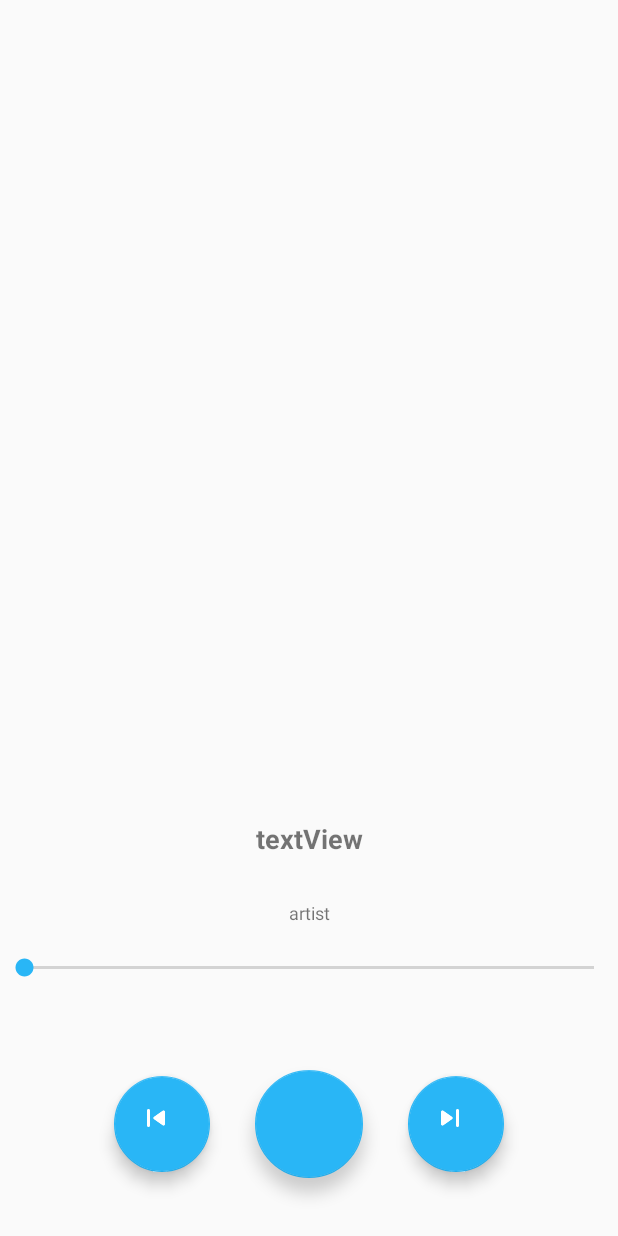
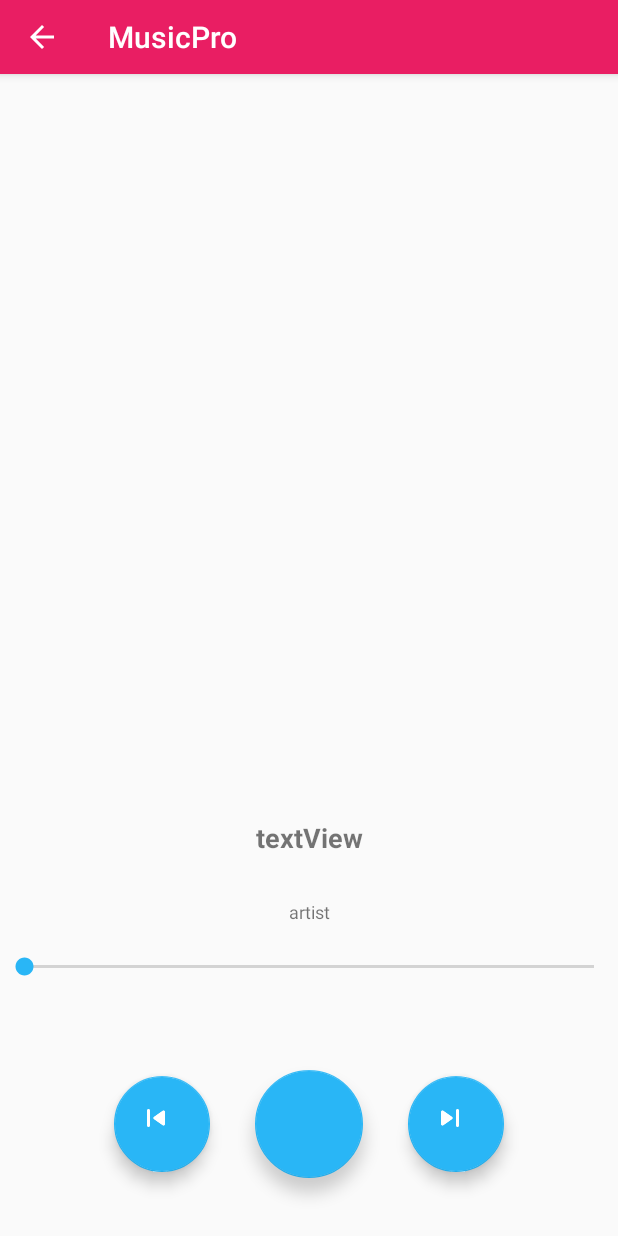
Before and after one commit to sshun04/MusicPro, an Android app: the MediaSessionPlayActivity screen opened directly, with no data from a screen before it, on a phone screen of 412 x 824 dp. Run offline under Robolectric (Android 15) with nearby library versions, the phone set to English and light mode, and no system bars; network calls fail.

Commit message:
リファクタリング

```diff
--- a/app/src/main/java/com/shojishunsuke/musicpro/actvity/MediaSessionPlayActivity.java
+++ b/app/src/main/java/com/shojishunsuke/musicpro/actvity/MediaSessionPlayActivity.java
@@ -11,12 +11,14 @@ import android.support.v4.media.MediaBrowserCompat;
 import android.support.v4.media.MediaMetadataCompat;
 import android.support.v4.media.session.MediaControllerCompat;
 import android.support.v4.media.session.PlaybackStateCompat;
+import android.support.v7.app.ActionBar;
 import android.support.v7.app.AppCompatActivity;
 import android.view.View;
 import android.widget.ImageView;
 import android.widget.SeekBar;
 import android.widget.TextView;
 import android.widget.Toast;
+import android.widget.Toolbar;
 
 import com.shojishunsuke.musicpro.R;
 import com.shojishunsuke.musicpro.Service.MediaSessionService;
@@ -37,7 +39,9 @@ public class MediaSessionPlayActivity extends AppCompatActivity {
     private FloatingActionButton playButton;
     private ImageView artImageView;
     private SeekBar seekBar;
-    private int songPosition = 0;
+    private android.support.v7.widget.Toolbar toolbar;
+    private ActionBar actionBar;
+    private int songPosition = -1;
 
     private static String POSITION_KEY = "key_position";
 
@@ -55,6 +59,15 @@ public class MediaSessionPlayActivity extends AppCompatActivity {
 
         Intent intent = getIntent();
         songPosition = intent.getIntExtra(POSITION_KEY, -1);
+
+        toolbar = findViewById(R.id.mtoolbar);
+        setSupportActionBar(toolbar);
+        actionBar = getSupportActionBar();
+        actionBar.setDisplayHomeAsUpEnabled(true);
+        actionBar.setDisplayShowHomeEnabled(true);
+        actionBar.setHomeButtonEnabled(true);
+
+
 
         textView_title = (TextView) findViewById(R.id.title);
         textView_artist = (TextView) findViewById(R.id.artistName);
@@ -160,6 +173,9 @@ public class MediaSessionPlayActivity extends AppCompatActivity {
             textView_duration.setText(long2TimeString(metadata.getLong(MediaMetadataCompat.METADATA_KEY_DURATION)));
             seekBar.setMax((int) metadata.getLong(MediaMetadataCompat.METADATA_KEY_DURATION));
 
+
+            actionBar.setTitle(metadata.getDescription().getTitle());
+
         }
 
 
--- a/app/src/main/java/com/shojishunsuke/musicpro/fragment/AlbumTabFragment.java
+++ b/app/src/main/java/com/shojishunsuke/musicpro/fragment/AlbumTabFragment.java
@@ -36,8 +36,6 @@ public class AlbumTabFragment extends Fragment {
         ListAlbumAdapter adapter = new ListAlbumAdapter(activity, albums);
         albumlist.setAdapter(adapter);
 
-//        albumlist.setOnItemClickListener(activity.AlbumClickListener);
-//        albumlist.setOnItemLongClickListener(activity.AlbumLongClickListener);
 
         // Inflate the layout for this fragment
         return rootView;
--- a/app/src/main/res/layout/activity_media_session_play.xml
+++ b/app/src/main/res/layout/activity_media_session_play.xml
@@ -7,11 +7,24 @@
     tools:context=".actvity.MediaSessionPlayActivity"
     android:orientation="vertical">
 
+    <android.support.v7.widget.Toolbar
+        android:id="@+id/mtoolbar"
+        android:layout_width="match_parent"
+        android:layout_height="0dp"
+        android:layout_weight="1"
+        android:background="@color/colorPrimary"
+        android:elevation="4dp"
+        android:gravity="center"
+        android:minHeight="?attr/actionBarSize"
+        android:theme="@style/ThemeOverlay.AppCompat.Dark.ActionBar"
+        app:popupTheme="@style/ThemeOverlay.AppCompat.Light" />
+
+
     <ImageView
         android:id="@+id/trackart"
         android:layout_width="match_parent"
         android:layout_height="0dp"
-        android:layout_weight="10"
+        android:layout_weight="9"
         android:layout_margin="20dp"/>
 
     <TextView
```
Also changed, not shown: app/src/main/java/com/shojishunsuke/musicpro/Library/MusicLibrary.java (+30 -5 lines).
